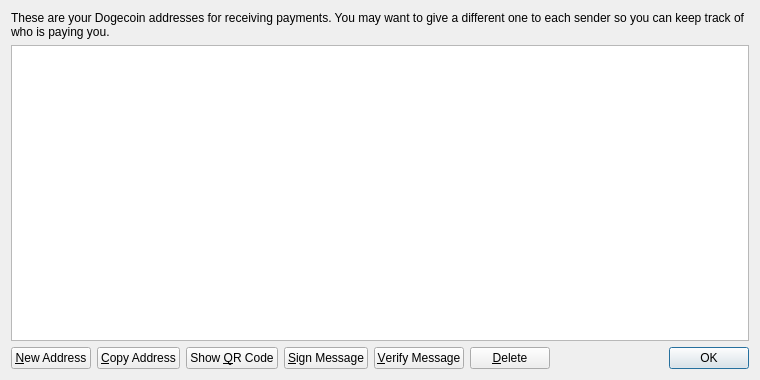
Old version of the form src/qt/forms/addressbookpage.ui in the repository worthlesscoin/worthlesscoin.
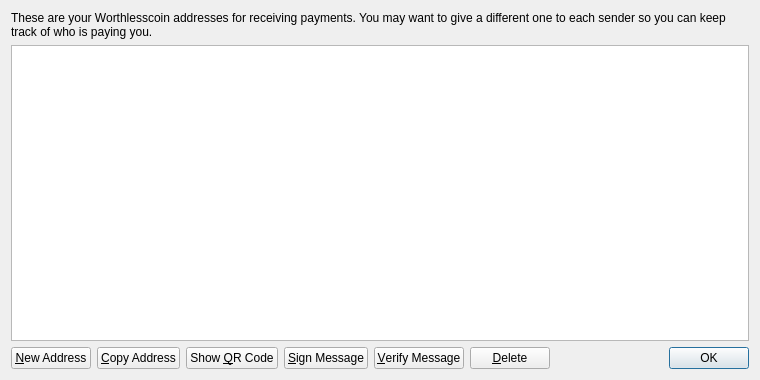
New version of the form. Icons and pictures are not drawn.

Patch:
```diff
--- a/src/qt/forms/addressbookpage.ui
+++ b/src/qt/forms/addressbookpage.ui
@@ -17,7 +17,7 @@
    <item>
     <widget class="QLabel" name="labelExplanation">
      <property name="text">
-      <string>These are your Dogecoin addresses for receiving payments. You may want to give a different one to each sender so you can keep track of who is paying you.</string>
+      <string>These are your Worthlesscoin addresses for receiving payments. You may want to give a different one to each sender so you can keep track of who is paying you.</string>
      </property>
      <property name="textFormat">
       <enum>Qt::PlainText</enum>
```
Left out of the diff: 4 changed lines with no effect on the pictures.
